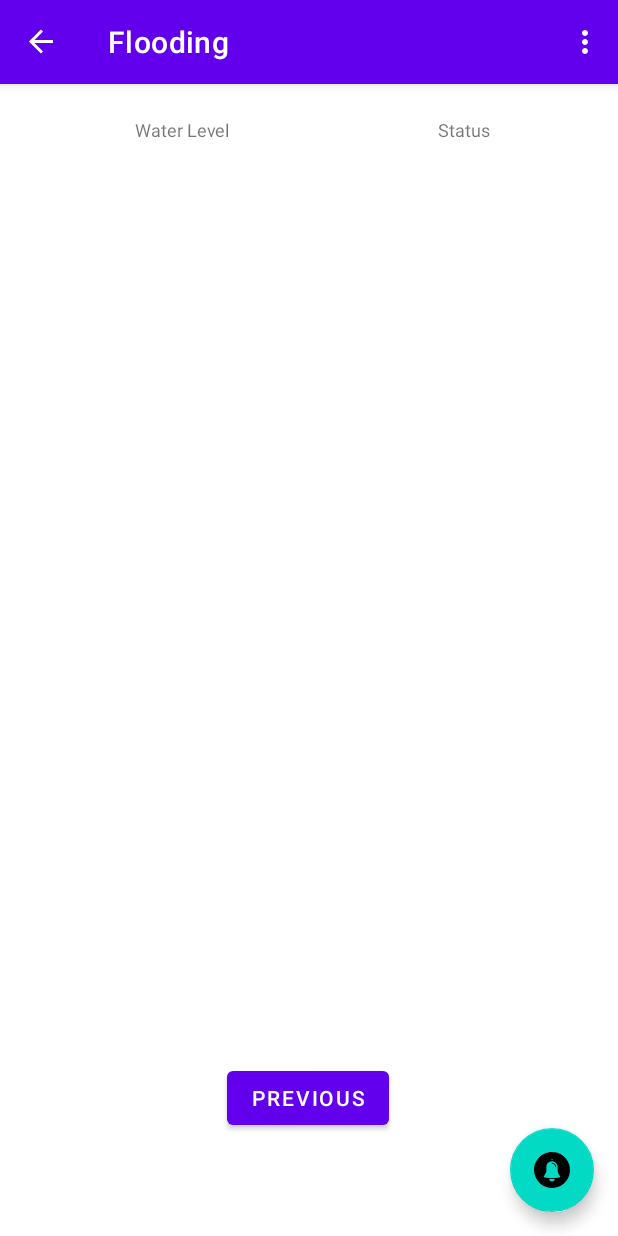
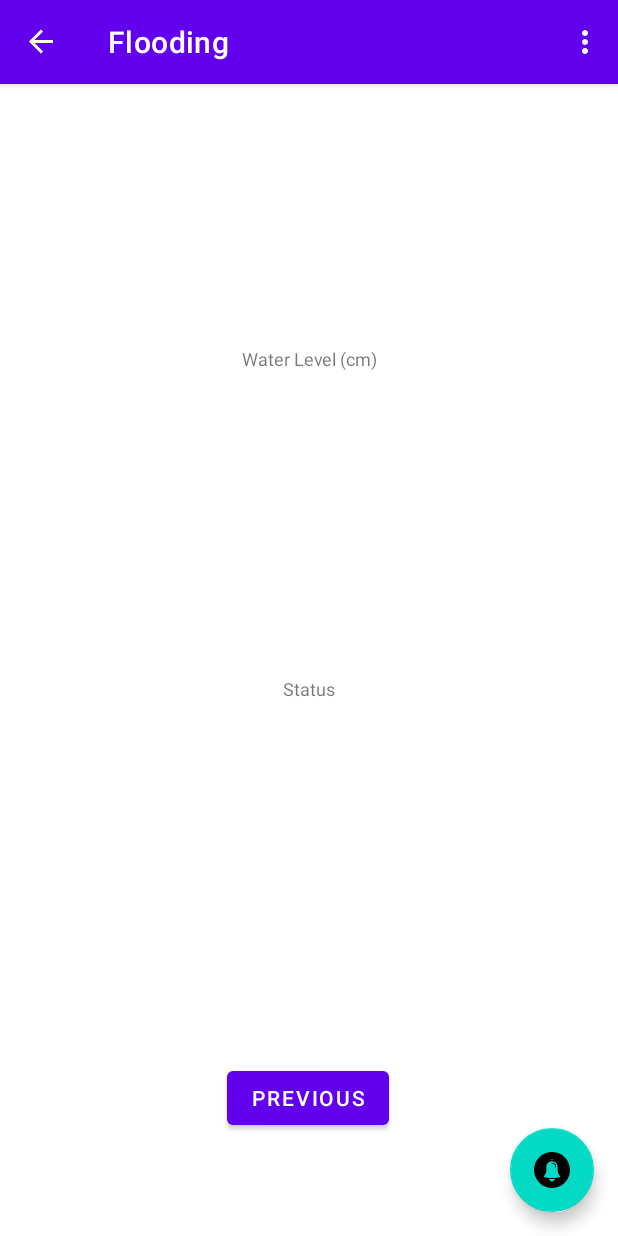
Before and after one commit to aintic/HomeGuard, an Android app: the FloodDataFragment screen opened through its navigation route, on a phone screen of 412 x 824 dp. Run offline under Robolectric (Android 15) with nearby library versions, the phone set to English and light mode, and no system bars; our stand-ins replace Firebase (no records; nobody signed in at launch, a user with empty details on screens opened directly), navigation-ui; libraries missing offline, so code that uses them is left out: com.jjoe64.graphview.

Commit message:
update app UI

```diff
--- a/android/app/build.gradle
+++ b/android/app/build.gradle
@@ -47,6 +47,7 @@ dependencies {
     implementation 'androidx.navigation:navigation-ui-ktx:2.4.1'
     implementation(platform("com.google.firebase:firebase-bom:32.6.0"))
     implementation("com.google.firebase:firebase-database")
+    implementation("com.google.firebase:firebase-firestore")
     implementation 'androidx.annotation:annotation:1.3.0'
     implementation 'androidx.lifecycle:lifecycle-livedata-ktx:2.4.1'
     implementation 'androidx.lifecycle:lifecycle-viewmodel-ktx:2.4.1'
--- a/android/app/src/main/res/layout/flood_data_fragment.xml
+++ b/android/app/src/main/res/layout/flood_data_fragment.xml
@@ -14,29 +14,42 @@
         android:textAlignment="center"
         android:textAllCaps="true"
         android:textAppearance="@style/TextAppearance.AppCompat.Display1"
-        android:textSize="48sp"
+        android:textSize="60sp"
         app:layout_constraintBottom_toBottomOf="parent"
         app:layout_constraintEnd_toEndOf="parent"
-        app:layout_constraintHorizontal_bias="0.174"
+        app:layout_constraintHorizontal_bias="0.518"
         app:layout_constraintStart_toStartOf="parent"
         app:layout_constraintTop_toTopOf="parent"
-        app:layout_constraintVertical_bias="0.057"
-        tools:text="@string/water_level_default"/>
+        app:layout_constraintVertical_bias="0.3"
+        tools:text="@string/water_level_default" />
+
+    <TextView
+        android:id="@+id/water_level_label"
+        android:layout_width="117dp"
+        android:layout_height="16dp"
+        android:text="@string/water_level_label"
+        android:textAlignment="center"
+        android:textSize="12sp"
+        android:textStyle="normal"
+        app:layout_constraintBottom_toBottomOf="parent"
+        app:layout_constraintEnd_toEndOf="parent"
+        app:layout_constraintStart_toStartOf="parent"
+        app:layout_constraintTop_toTopOf="parent"
+        app:layout_constraintVertical_bias="0.232" />
 
     <TextView
         android:id="@+id/status_data"
-        android:layout_width="117dp"
+        android:layout_width="200dp"
         android:layout_height="60dp"
         android:textAlignment="center"
         android:textAppearance="@style/TextAppearance.AppCompat.Display1"
         android:textColor="#4CAF50"
-        android:textSize="34sp"
+        android:textSize="48sp"
         app:layout_constraintBottom_toBottomOf="parent"
         app:layout_constraintEnd_toEndOf="parent"
-        app:layout_constraintHorizontal_bias="0.85"
         app:layout_constraintStart_toStartOf="parent"
         app:layout_constraintTop_toTopOf="parent"
-        app:layout_constraintVertical_bias="0.073"
+        app:layout_constraintVertical_bias="0.602"
         tools:text="@string/status_default" />
 
     <TextView
@@ -49,25 +62,10 @@
         android:textStyle="normal"
         app:layout_constraintBottom_toBottomOf="parent"
         app:layout_constraintEnd_toEndOf="parent"
-        app:layout_constraintHorizontal_bias="0.796"
+        app:layout_constraintHorizontal_bias="0.501"
         app:layout_constraintStart_toStartOf="parent"
         app:layout_constraintTop_toTopOf="parent"
-        app:layout_constraintVertical_bias="0.029" />
-
-    <TextView
-        android:id="@+id/water_level_label"
-        android:layout_width="72dp"
-        android:layout_height="16dp"
-        android:text="@string/water_level_label"
-        android:textAlignment="center"
-        android:textSize="12sp"
-        android:textStyle="normal"
-        app:layout_constraintBottom_toBottomOf="parent"
-        app:layout_constraintEnd_toEndOf="parent"
-        app:layout_constraintHorizontal_bias="0.25"
-        app:layout_constraintStart_toStartOf="parent"
-        app:layout_constraintTop_toTopOf="parent"
-        app:layout_constraintVertical_bias="0.029" />
+        app:layout_constraintVertical_bias="0.525" />
 
     <Button
         android:id="@+id/button_second"
--- a/android/app/src/main/res/values/strings.xml
+++ b/android/app/src/main/res/values/strings.xml
@@ -7,10 +7,10 @@
     <string name="next">Next</string>
     <string name="previous">Previous</string>
 
-    <string name="temperature_label">Temperature</string>
-    <string name="humidity_label">Humidity</string>
+    <string name="temperature_label">Temperature (C)</string>
+    <string name="humidity_label">Humidity (%)</string>
     <string name="status_label">Status</string>
-    <string name="water_level_label">Water Level</string>
+    <string name="water_level_label">Water Level (cm)</string>
     <string name="temperature_default">0</string>
     <string name="humidity_default">0</string>
     <string name="status_default">Normal</string>
```
Also changed, not shown: android/app/src/main/res/layout/environment_data_fragment.xml (+4 -5 lines).
